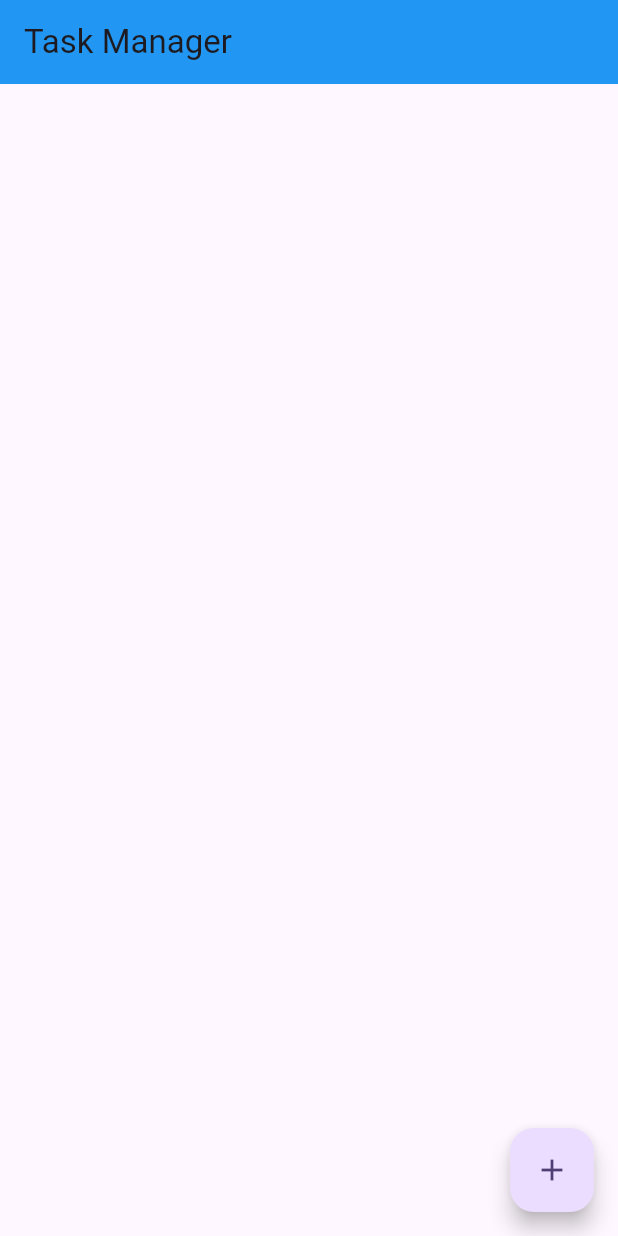
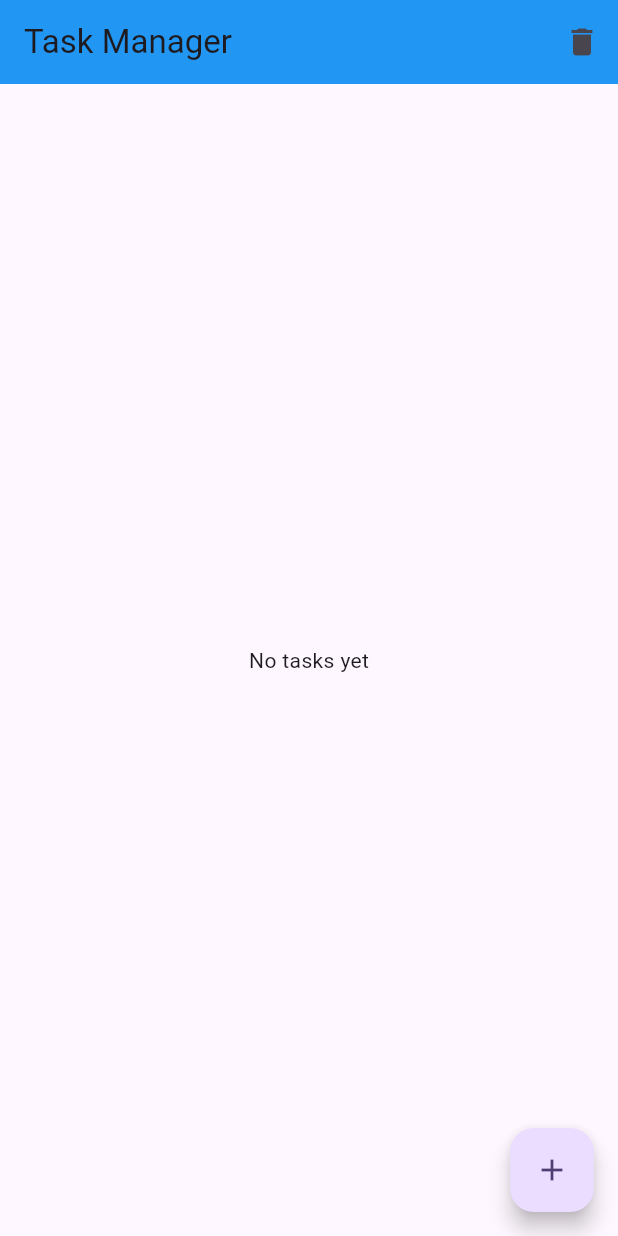
Before and after one commit to Ratib05/flutter_task_manager, a Flutter app: the screen it shows after launch, on a phone screen of 412 x 824 dp. Run offline on Flutter 3.47's test engine with Material 3 defaults, Android fonts, the phone set to English and light mode, and no system bars.

Commit message:
Clear all icon/ button and "no tasks" text in the center

```diff
--- a/task_manager/task_manager/lib/main.dart
+++ b/task_manager/task_manager/lib/main.dart
@@ -46,8 +46,23 @@ class _MyHomePageState extends State<MyHomePage> {
     // This method is rerun every time setState is called, for instance as done
     // by the _incrementCounter method above.
     return Scaffold(
-      appBar: AppBar(title: Text(widget.title), backgroundColor: Colors.blue),
-      body: Column(
+      appBar: AppBar(
+        title: Text(widget.title),
+        backgroundColor: Colors.blue,
+        actions: [
+          IconButton(
+            icon: Icon(Icons.delete),
+            onPressed: () {
+              setState(() {
+                tasks.clear();
+              });
+            },
+          ),
+        ],
+      ),
+      body: tasks.isEmpty
+          ? Center(child: Text('No tasks yet'))
+          : Column(
               children: [
                 Expanded(
                   child: ListView.builder(
```
Lines whose indentation alone changed are shown as unchanged.
